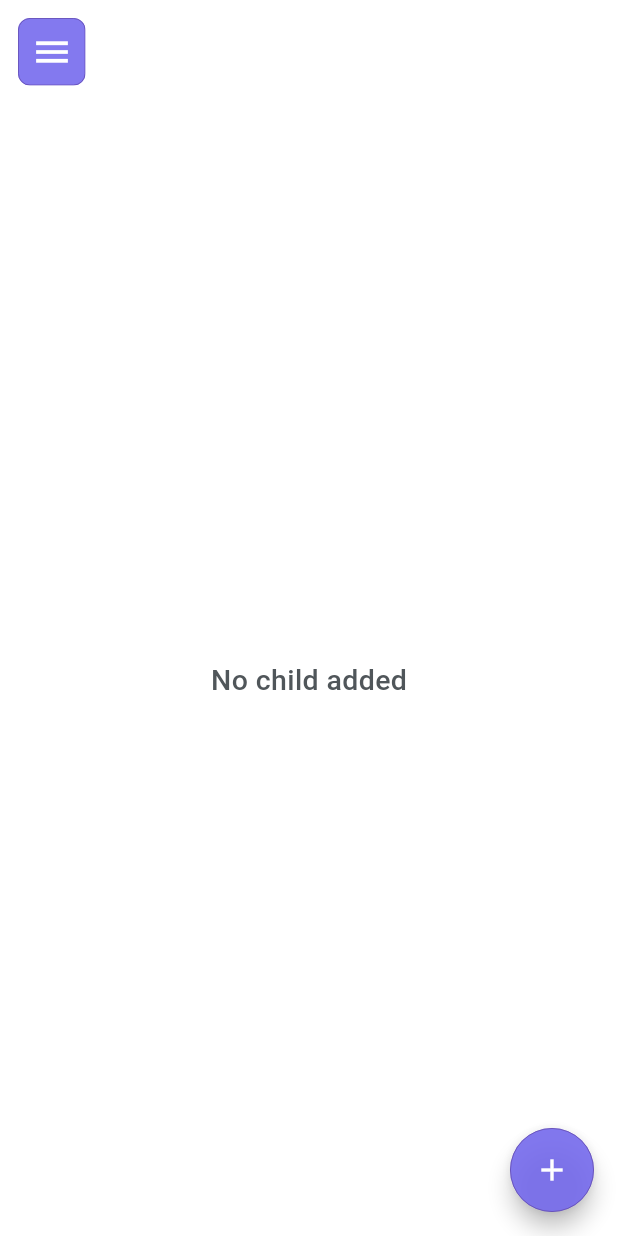
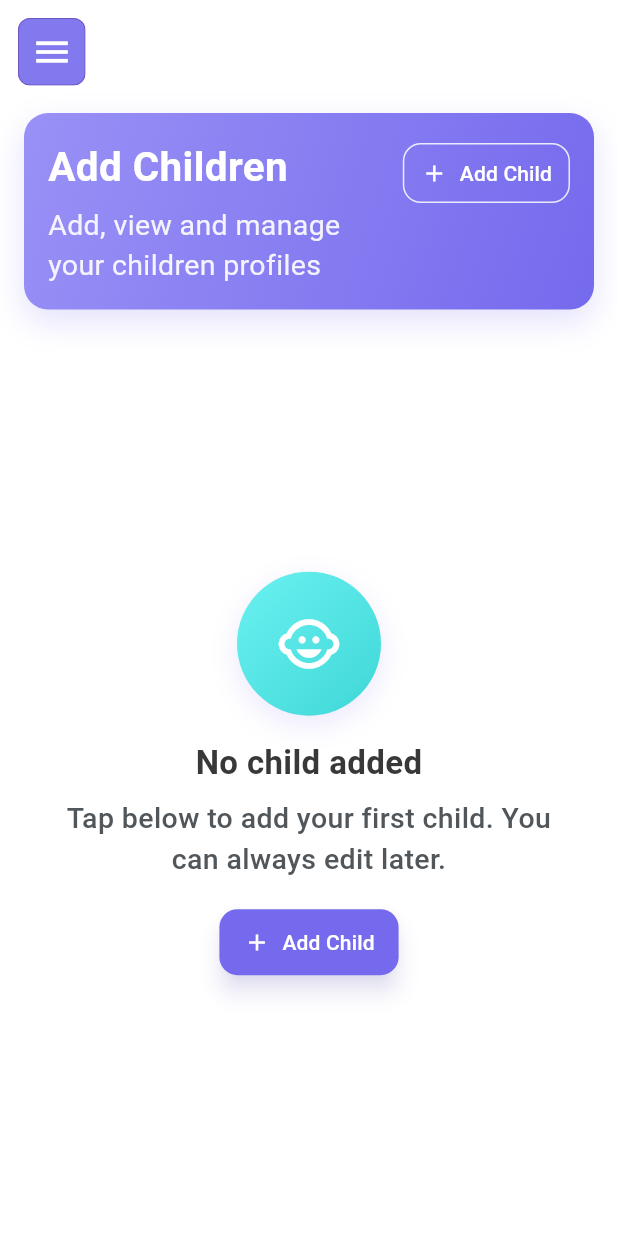
Before and after one commit to rayyankhan00776/GoDropMe, a Flutter app: the AddChildrenScreen screen opened by its route, on a phone screen of 412 x 824 dp. Run offline on Flutter 3.47's test engine with Material 3 defaults, Android fonts, the phone set to English and light mode, and no system bars; our stand-ins replace appwrite, flutter_svg, get, google_maps_flutter, image_picker, shared_preferences; accounts and stored records are empty; project files that could hold a hidden picture were left out.

Commit message:
maked the addChildren screen design good

```diff
--- a/lib/features/parentSide/addChildren/widgets/add_child_form.dart
+++ b/lib/features/parentSide/addChildren/widgets/AddChildrenFormhelpScreen/add_child_form.dart
@@ -6,9 +6,9 @@ import 'package:godropme/constants/app_strings.dart';
 import 'package:godropme/utils/responsive.dart';
 import 'package:godropme/features/parentSide/addChildren/models/children_form_options.dart';
 import 'package:godropme/features/parentSide/addChildren/utils/children_form_options_loader.dart';
-import 'package:godropme/features/parentSide/addChildren/widgets/dropdown_field.dart';
-import 'package:godropme/features/parentSide/addChildren/widgets/selection_bottom_sheet.dart';
-import 'package:godropme/features/parentSide/addChildren/widgets/time_picker_field.dart';
+import 'package:godropme/features/parentSide/addChildren/widgets/AddChildrenFormhelpScreen/dropdown_field.dart';
+import 'package:godropme/features/parentSide/addChildren/widgets/AddChildrenFormhelpScreen/selection_bottom_sheet.dart';
+import 'package:godropme/features/parentSide/addChildren/widgets/AddChildrenFormhelpScreen/time_picker_field.dart';
 import 'package:godropme/theme/colors.dart';
 
 typedef OnSaveChild = void Function(Map<String, dynamic> childData);
--- a/lib/features/parentSide/addChildren/widgets/add_child_help_screen.dart
+++ b/lib/features/parentSide/addChildren/widgets/AddChildrenFormhelpScreen/add_child_help_screen.dart
@@ -2,7 +2,7 @@
 
 import 'package:flutter/material.dart';
 import 'package:get/get.dart';
-import 'package:godropme/features/parentSide/addChildren/widgets/add_child_form.dart';
+import 'package:godropme/features/parentSide/addChildren/widgets/AddChildrenFormhelpScreen/add_child_form.dart';
 import 'package:godropme/routes.dart';
 import 'package:godropme/utils/app_typography.dart';
 import 'package:godropme/common widgets/custom_button.dart';
--- /dev/null
+++ b/lib/features/parentSide/addChildren/widgets/add_children_empty_state.dart
@@ -0,0 +1,80 @@
+import 'package:flutter/material.dart';
+import 'package:godropme/constants/app_strings.dart';
+import 'package:godropme/theme/colors.dart';
+import 'package:godropme/utils/app_typography.dart';
+
+class AddChildrenEmptyState extends StatelessWidget {
+  final VoidCallback onAddChild;
+  const AddChildrenEmptyState({super.key, required this.onAddChild});
+
+  @override
+  Widget build(BuildContext context) {
+    return Center(
+      child: Padding(
+        padding: const EdgeInsets.symmetric(horizontal: 16),
+        child: Column(
+          mainAxisSize: MainAxisSize.min,
+          children: [
+            Container(
+              height: 96,
+              width: 96,
+              decoration: BoxDecoration(
+                shape: BoxShape.circle,
+                gradient: const LinearGradient(
+                  colors: AppColors.gradientBlue,
+                  begin: Alignment.topLeft,
+                  end: Alignment.bottomRight,
+                ),
+                boxShadow: [
+                  BoxShadow(
+                    color: AppColors.primary.withValues(alpha: 0.15),
+                    blurRadius: 16,
+                    offset: const Offset(0, 6),
+                  ),
+                ],
+              ),
+              child: const Icon(
+                Icons.child_care_outlined,
+                size: 44,
+                color: AppColors.white,
+              ),
+            ),
+            const SizedBox(height: 16),
+            Text(
+              AppStrings.noChildrenAdded,
+              textAlign: TextAlign.center,
+              style: AppTypography.optionHeading.copyWith(fontSize: 22),
+            ),
+            const SizedBox(height: 8),
+            Text(
+              'Tap below to add your first child. You can always edit later.',
+              textAlign: TextAlign.center,
+              style: AppTypography.optionLineSecondary.copyWith(
+                color: AppColors.darkGray,
+              ),
+            ),
+            const SizedBox(height: 18),
+            ElevatedButton.icon(
+              style: ElevatedButton.styleFrom(
+                backgroundColor: AppColors.primary,
+                foregroundColor: AppColors.white,
+                shadowColor: AppColors.primary.withValues(alpha: 0.3),
+                elevation: 6,
+                padding: const EdgeInsets.symmetric(
+                  horizontal: 16,
+                  vertical: 12,
+                ),
+                shape: RoundedRectangleBorder(
+                  borderRadius: BorderRadius.circular(12),
+                ),
+              ),
+              onPressed: onAddChild,
+              icon: const Icon(Icons.add),
+              label: const Text('Add Child'),
+            ),
+          ],
+        ),
+      ),
+    );
+  }
+}
--- /dev/null
+++ b/lib/features/parentSide/addChildren/widgets/add_children_header_banner.dart
@@ -0,0 +1,75 @@
+import 'package:flutter/material.dart';
+import 'package:godropme/constants/app_strings.dart';
+import 'package:godropme/theme/colors.dart';
+import 'package:godropme/utils/app_typography.dart';
+
+class AddChildrenHeaderBanner extends StatelessWidget {
+  final VoidCallback onAddChild;
+  const AddChildrenHeaderBanner({super.key, required this.onAddChild});
+
+  @override
+  Widget build(BuildContext context) {
+    return Container(
+      width: double.infinity,
+      padding: const EdgeInsets.all(16),
+      decoration: BoxDecoration(
+        gradient: const LinearGradient(
+          begin: Alignment.topLeft,
+          end: Alignment.bottomRight,
+          colors: AppColors.primaryGradient,
+        ),
+        borderRadius: BorderRadius.circular(16),
+        boxShadow: [
+          BoxShadow(
+            color: AppColors.primary.withValues(alpha: 0.2),
+            blurRadius: 18,
+            offset: const Offset(0, 8),
+          ),
+        ],
+      ),
+      child: Row(
+        crossAxisAlignment: CrossAxisAlignment.start,
+        children: [
+          Expanded(
+            child: Column(
+              crossAxisAlignment: CrossAxisAlignment.start,
+              children: [
+                Text(
+                  AppStrings.addChildrenTitle,
+                  style: AppTypography.optionHeading.copyWith(
+                    color: AppColors.white,
+                  ),
+                ),
+                const SizedBox(height: 6),
+                Text(
+                  'Add, view and manage your children profiles',
+                  style: AppTypography.optionLineSecondary.copyWith(
+                    color: AppColors.white.withValues(alpha: 0.9),
+                    fontWeight: FontWeight.w400,
+                  ),
+                ),
+              ],
+            ),
+          ),
+          const SizedBox(width: 12),
+          TextButton.icon(
+            style: TextButton.styleFrom(
+              foregroundColor: AppColors.white,
+              padding: const EdgeInsets.symmetric(horizontal: 12, vertical: 10),
+              shape: RoundedRectangleBorder(
+                borderRadius: BorderRadius.circular(12),
+                side: BorderSide(
+                  color: AppColors.white.withValues(alpha: 0.85),
+                  width: 1,
+                ),
+              ),
+            ),
+            onPressed: onAddChild,
+            icon: const Icon(Icons.add, color: AppColors.white),
+            label: const Text('Add Child'),
+          ),
+        ],
+      ),
+    );
+  }
+}
--- a/lib/routes.dart
+++ b/lib/routes.dart
@@ -29,7 +29,7 @@ import 'package:godropme/features/parentSide/addChildren/pages/add_children_scre
 import 'package:godropme/features/parentSide/addChildren/binding/add_children_binding.dart';
 import 'package:godropme/features/parentSide/findDrivers/pages/find_drivers_screen.dart';
 import 'package:godropme/features/parentSide/profile/pages/profile_screen.dart';
-import 'package:godropme/features/parentSide/addChildren/widgets/add_child_help_screen.dart';
+import 'package:godropme/features/parentSide/addChildren/widgets/AddChildrenFormhelpScreen/add_child_help_screen.dart';
 import 'package:godropme/features/parentSide/parentChat/pages/parent_chat_screen.dart';
 
 // Add more imports for other screens as you create them
```
Also changed, not shown: lib/features/parentSide/addChildren/pages/add_children_screen.dart (+21 -203 lines), lib/features/parentSide/addChildren/widgets/child_tile.dart (added, +277 -0 lines), lib/features/parentSide/addChildren/widgets/children_count_chip.dart (added, +30 -0 lines), lib/features/parentSide/addChildren/widgets/AddChildrenFormhelpScreen/dropdown_field.dart (renamed from lib/features/parentSide/addChildren/widgets/dropdown_field.dart), lib/features/parentSide/addChildren/widgets/AddChildrenFormhelpScreen/selection_bottom_sheet.dart (renamed from lib/features/parentSide/addChildren/widgets/selection_bottom_sheet.dart), lib/features/parentSide/addChildren/widgets/AddChildrenFormhelpScreen/time_picker_field.dart (renamed from lib/features/parentSide/addChildren/widgets/time_picker_field.dart).
